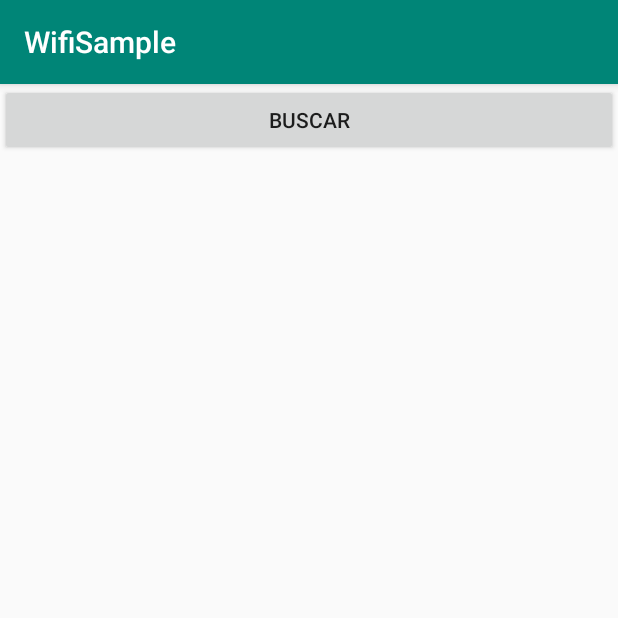
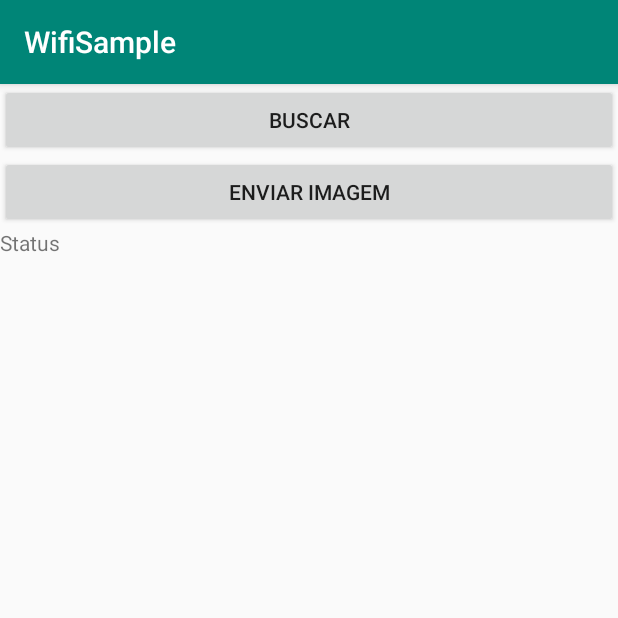
Before and after one commit to DemetriusCoutinho/WifiSample, an Android app: the screen it shows after launch (MainActivity), on a phone screen of 412 x 824 dp, the top half of it. Run offline under Robolectric (Android 15) with nearby library versions, the phone set to English and light mode, and no system bars; 1 statement that could not run was skipped.

```diff
--- a/app/src/main/java/com/example/wifisample/MainActivity.java
+++ b/app/src/main/java/com/example/wifisample/MainActivity.java
@@ -1,23 +1,32 @@
 package com.example.wifisample;
 
+import android.Manifest;
 import android.content.BroadcastReceiver;
 import android.content.Context;
 import android.content.IntentFilter;
+import android.content.pm.PackageManager;
 import android.net.wifi.ScanResult;
 import android.net.wifi.WifiManager;
 import android.net.wifi.p2p.WifiP2pConfig;
 import android.net.wifi.p2p.WifiP2pDevice;
 import android.net.wifi.p2p.WifiP2pDeviceList;
+import android.net.wifi.p2p.WifiP2pInfo;
 import android.net.wifi.p2p.WifiP2pManager;
+import android.os.AsyncTask;
+import android.os.Build;
 import android.os.Bundle;
+import android.util.Log;
 import android.view.View;
 import android.widget.Button;
+import android.widget.TextView;
 import android.widget.Toast;
 
 import androidx.appcompat.app.AppCompatActivity;
+import androidx.core.content.ContextCompat;
 import androidx.recyclerview.widget.LinearLayoutManager;
 import androidx.recyclerview.widget.RecyclerView;
 
+import com.example.wifisample.AsyncTask.WifiP2PAsyncTask;
 import com.example.wifisample.RecyclerViewAdapter.WifiP2PrecyclerAdapter;
 import com.example.wifisample.RecyclerViewAdapter.WifisRecyclerAdapter;
 import com.example.wifisample.broadcast.WifiP2PBroadCast;
@@ -41,6 +50,8 @@ public class MainActivity extends AppCompatActivity implements View.OnClickListe
     private WifiP2pConfig mConfig;
     private WifiP2PrecyclerAdapter mWifiP2PrecyclerAdapter;
     private List<WifiP2pDevice> mListDevice;
+    private WifiP2PAsyncTask task;
+    private WifiP2pManager.ConnectionInfoListener mConnectionInfoListener;
 
     @Override
     protected void onCreate(Bundle savedInstanceState) {
@@ -49,6 +60,33 @@ public class MainActivity extends AppCompatActivity implements View.OnClickListe
 
         this.mContext = this;
         this.mViewHolder = new ViewHolder();
+        this.mViewHolder.mBtnEnviarImagem = findViewById(R.id.btn_enviar_dados);
+        this.mViewHolder.mRecyclerView = findViewById(R.id.recycler_wifis);
+        this.mViewHolder.mBtnAtualizarWifi = findViewById(R.id.btn_atualizar_wifis);
+        this.mViewHolder.mTextStatusEnvio = findViewById(R.id.text_status_envio);
+        this.task = new WifiP2PAsyncTask(this.mContext, this.mViewHolder.mTextStatusEnvio, this);
+
+        //checar permissão
+        if (ContextCompat.checkSelfPermission(this.mContext, Manifest.permission.WRITE_EXTERNAL_STORAGE)
+                != PackageManager.PERMISSION_GRANTED) {
+            if (Build.VERSION.SDK_INT >= Build.VERSION_CODES.M) {
+                if (shouldShowRequestPermissionRationale(Manifest.permission.WRITE_EXTERNAL_STORAGE)) {
+
+                } else {
+                    requestPermissions(new String[]{Manifest.permission.WRITE_EXTERNAL_STORAGE, Manifest.permission.READ_EXTERNAL_STORAGE}, 1);
+                }
+            }
+        } else {
+            Log.i("Permissões", "Permitido Escrita no Armazenamento");
+        }
+
+        // Declaração dos Listeners
+        this.mConnectionInfoListener = new WifiP2pManager.ConnectionInfoListener() {
+            @Override
+            public void onConnectionInfoAvailable(WifiP2pInfo wifiP2pInfo) {
+
+            }
+        };
         this.mOnConnectionWifiP2P = new OnConnectionWifiP2P() {
             @Override
             public void connection(WifiP2pDevice device) {
@@ -93,8 +131,7 @@ public class MainActivity extends AppCompatActivity implements View.OnClickListe
 //            this.scanFalha();
 //        }
 
-        this.mViewHolder.mRecyclerView = findViewById(R.id.recycler_wifis);
-        this.mViewHolder.mBtnAtualizarWifi = findViewById(R.id.btn_atualizar_wifis);
+
         this.mPeerListListener = new WifiP2pManager.PeerListListener() {
             @Override
             public void onPeersAvailable(WifiP2pDeviceList wifiP2pDeviceList) {
@@ -125,12 +162,11 @@ public class MainActivity extends AppCompatActivity implements View.OnClickListe
         this.mIntentFilter = new IntentFilter();
         this.mWifiP2pManager = (WifiP2pManager) this.mContext.getSystemService(Context.WIFI_P2P_SERVICE);
         this.mChannel = this.mWifiP2pManager.initialize(this.mContext, getMainLooper(), null);
-        this.mBroadcastReceiver = new WifiP2PBroadCast(this.mWifiP2pManager, this.mChannel, this, this.mPeerListListener);
+        this.mBroadcastReceiver = new WifiP2PBroadCast(this.mWifiP2pManager, this.mChannel, this, this.mPeerListListener, this.mConnectionInfoListener);
         this.mIntentFilter.addAction(WifiP2pManager.WIFI_P2P_CONNECTION_CHANGED_ACTION);
         this.mIntentFilter.addAction(WifiP2pManager.WIFI_P2P_STATE_CHANGED_ACTION);
         this.mIntentFilter.addAction(WifiP2pManager.WIFI_P2P_THIS_DEVICE_CHANGED_ACTION);
         this.mIntentFilter.addAction(WifiP2pManager.WIFI_P2P_PEERS_CHANGED_ACTION);
-
         this.mWifiP2pManager.discoverPeers(this.mChannel, new WifiP2pManager.ActionListener() {
             @Override
             public void onSuccess() {
@@ -144,6 +180,7 @@ public class MainActivity extends AppCompatActivity implements View.OnClickListe
             }
         });
 
+        this.mViewHolder.mBtnEnviarImagem.setOnClickListener(this);
         this.mViewHolder.mBtnAtualizarWifi.setOnClickListener(this);
         this.mViewHolder.mRecyclerView.setLayoutManager(new LinearLayoutManager(this.mContext));
     }
@@ -193,12 +230,17 @@ public class MainActivity extends AppCompatActivity implements View.OnClickListe
 
                 }
             });
+        } else if (id == R.id.btn_enviar_dados) {
+            this.task.executeOnExecutor(AsyncTask.THREAD_POOL_EXECUTOR);
         }
     }
+
 
     public static class ViewHolder {
         private RecyclerView mRecyclerView;
         private Button mBtnAtualizarWifi;
+        private Button mBtnEnviarImagem;
+        private TextView mTextStatusEnvio;
     }
 
 }
--- a/app/src/main/java/com/example/wifisample/broadcast/WifiP2PBroadCast.java
+++ b/app/src/main/java/com/example/wifisample/broadcast/WifiP2PBroadCast.java
@@ -3,6 +3,7 @@ package com.example.wifisample.broadcast;
 import android.content.BroadcastReceiver;
 import android.content.Context;
 import android.content.Intent;
+import android.net.NetworkInfo;
 import android.net.wifi.p2p.WifiP2pManager;
 import android.util.Log;
 import android.widget.Toast;
@@ -14,12 +15,16 @@ public class WifiP2PBroadCast extends BroadcastReceiver {
     private WifiP2pManager.Channel mChannel;
     private MainActivity mMainActivity;
     private WifiP2pManager.PeerListListener mPeerListListener;
+    private WifiP2pManager.ConnectionInfoListener mConnectionInfoListener;
 
-    public WifiP2PBroadCast(WifiP2pManager mWifiP2pManager, WifiP2pManager.Channel mChannel, MainActivity mMainActivity, WifiP2pManager.PeerListListener peerListListener) {
+    public WifiP2PBroadCast(WifiP2pManager mWifiP2pManager, WifiP2pManager.Channel mChannel,
+                            MainActivity mMainActivity,
+                            WifiP2pManager.PeerListListener peerListListener, WifiP2pManager.ConnectionInfoListener connectionInfoListener) {
         this.mWifiP2pManager = mWifiP2pManager;
         this.mChannel = mChannel;
         this.mMainActivity = mMainActivity;
         this.mPeerListListener = peerListListener;
+        this.mConnectionInfoListener = connectionInfoListener;
     }
 
     @Override
@@ -39,6 +44,13 @@ public class WifiP2PBroadCast extends BroadcastReceiver {
                 this.mWifiP2pManager.requestPeers(this.mChannel, this.mPeerListListener);
             }
         } else if (WifiP2pManager.WIFI_P2P_CONNECTION_CHANGED_ACTION.equals(action)) {
+            if (this.mWifiP2pManager == null) {
+                return;
+            }
+            NetworkInfo networkInfo = intent.getParcelableExtra(WifiP2pManager.EXTRA_NETWORK_INFO);
+            if (networkInfo.isConnected()) {
+                this.mWifiP2pManager.requestConnectionInfo(this.mChannel, this.mConnectionInfoListener);
+            }
 
         } else if (WifiP2pManager.WIFI_P2P_THIS_DEVICE_CHANGED_ACTION.equals(action)) {
 
--- a/app/src/main/res/layout/activity_main.xml
+++ b/app/src/main/res/layout/activity_main.xml
@@ -23,6 +23,16 @@
             android:layout_width="match_parent"
             android:layout_height="wrap_content"
             android:text="Buscar" />
+        <Button
+            android:id="@+id/btn_enviar_dados"
+            android:layout_width="match_parent"
+            android:layout_height="wrap_content"
+            android:text="Enviar Imagem" />
+        <TextView
+            android:id="@+id/text_status_envio"
+            android:layout_width="match_parent"
+            android:layout_height="wrap_content"
+            android:text="Status"/>
 
     </LinearLayout>
 </androidx.constraintlayout.widget.ConstraintLayout>
```
Also changed, not shown: app/src/main/AndroidManifest.xml (+14 -10 lines), app/src/main/java/com/example/wifisample/AsyncTask/WifiP2PAsyncTask.java (added, +104 -0 lines).
